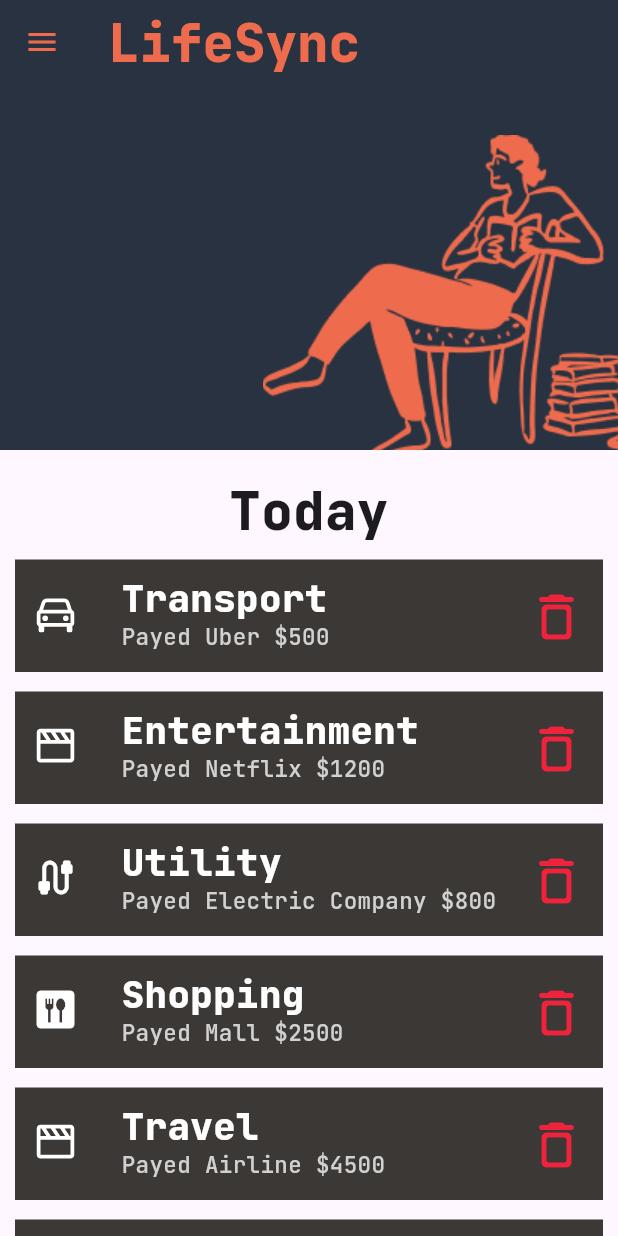
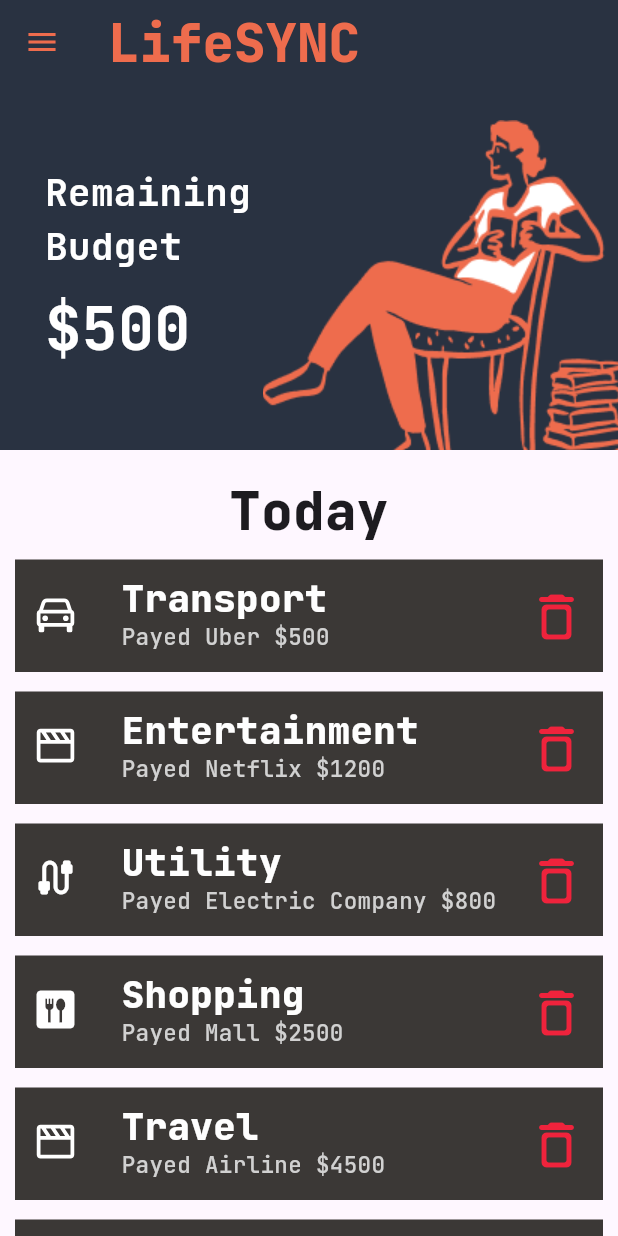
Before and after one commit to all-coder/expense.io, a Flutter app: the screen it shows after launch, on a phone screen of 412 x 824 dp. Run offline on Flutter 3.47's test engine with Material 3 defaults, Android fonts, the phone set to English and light mode, and no system bars; our stand-ins replace google_fonts, icons_plus.

Commit message:
updated few things

```diff
--- a/lib/main.dart
+++ b/lib/main.dart
@@ -1,14 +1,14 @@
 import 'package:flutter/material.dart';
 import './screens/home.dart';
 
-//############################NotifyMe##################################
+//############################LifeSYNC##################################
 
-//a personal event manager, built for me(yeah i building it for me)
+//a personal expense/event , built for me(yeah i am building it for me)
 //personally aimed at writing cleaner code
 //unfortunately apps like this have been already built, i acknowledge it,
 //yet i simply want to make my own, prefarebly use some ai tools
 
-//{background color,foreground color} -{cf9641,2f3d33}
+
 
 void main() {
   runApp(const MyApp());
--- a/lib/screens/home.dart
+++ b/lib/screens/home.dart
@@ -14,7 +14,7 @@ class Home extends StatelessWidget {
               SliverAppBar(
                 backgroundColor: const Color(0xff293241),
                 title: Text(
-                  "LifeSync",
+                  "LifeSYNC",
                   style: GoogleFonts.jetBrainsMono(
                     fontSize: 35,
                     fontWeight: FontWeight.w800,
@@ -32,8 +32,32 @@ class Home extends StatelessWidget {
                     background: Stack(
                   children: [
                     Positioned(
-                      top:90,
-                      left:175,
+                      top: 110,
+                      left: 30,
+                      child: Text(
+                        "Remaining\nBudget",
+                        style: GoogleFonts.jetBrainsMono(
+                          fontSize: 25,
+                          fontWeight: FontWeight.w700,
+                          color: Colors.white,
+                        ),
+                      ),
+                    ),
+                    Positioned(
+                      top: 190,
+                      left: 30,
+                      child: Text(
+                        "\$500",
+                        style: GoogleFonts.jetBrainsMono(
+                          fontSize: 40,
+                          fontWeight: FontWeight.bold,
+                          color: Colors.white,
+                        ),
+                      ),
+                    ),
+                    Positioned(
+                      top: 80,
+                      left: 175,
                       child: Image.asset(
                         "lib/assets/images/peep.png",
                       ),
```
Also changed, not shown: lib/assets/images/peep.png.
